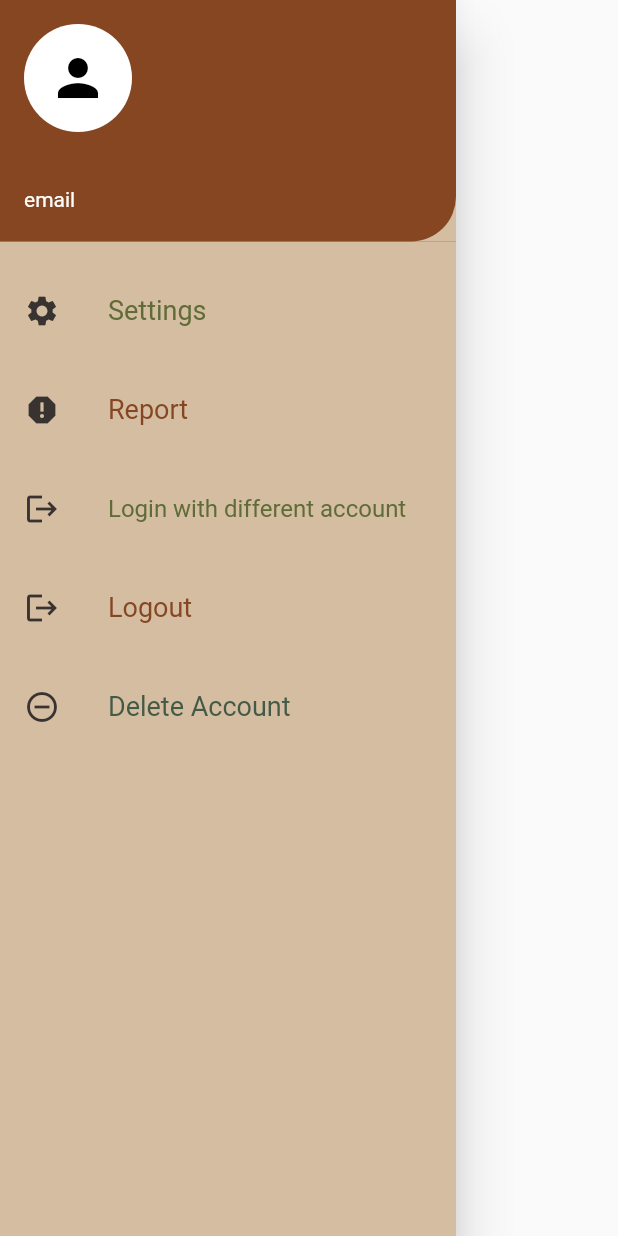
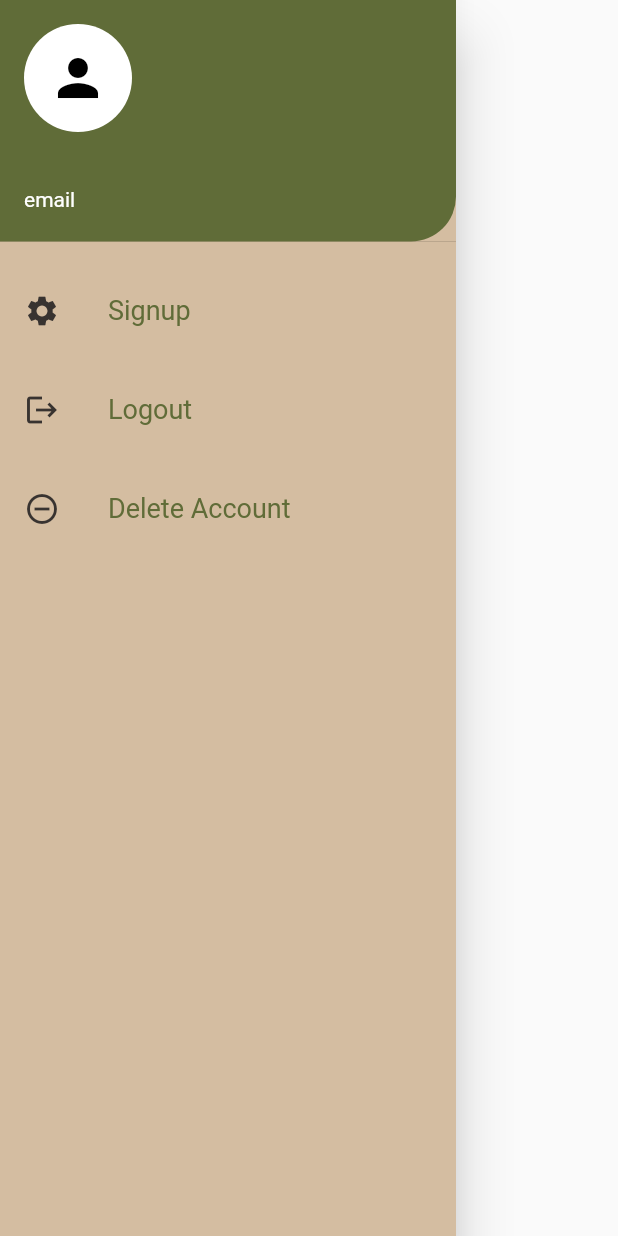
Before and after one commit to ARYANDARADE/Womens_App, a Flutter app: the Sidebar widget shown alone on an empty page, opened directly, after a tap on "Delete Account", on a phone screen of 412 x 824 dp. Run offline on Flutter 3.47's test engine with Material 2 defaults, Android fonts, the phone set to English and light mode, and no system bars; our stand-ins replace csv, curved_navigation_bar, dot_navigation_bar, dropdown_button2, firebase_auth, firebase_core and 9 more; missing offline and left inert: background_sms, floating_navigation_bar, flutter_dropdown, flutter_phone_direct_caller, horizontal_list_view; accounts and stored records are empty; network calls fail.

Commit message:
kuch toh kiya2

```diff
--- a/lib/sidebar.dart
+++ b/lib/sidebar.dart
@@ -36,14 +36,14 @@ class Sidebar extends StatelessWidget {
                     // topRight: Radius.circular(20.0),
                     bottomRight: Radius.circular(30.0),
                   ),
-                  color: Color(0xFF864622), // Set your desired background color here
+                  color: Color(0xFF606C38), // Set your desired background color here
                 ),
               ),
             ),
             SizedBox(height: 10),
             ListTile(
               leading: const Icon(Icons.settings, color: Color(0xFF383330)), // Change icon color to black
-              title: const Text('Settings',
+              title: const Text('Signup',
                 style: TextStyle(
                     color: Color(0xFF606C38),
                     fontSize: 18
@@ -56,39 +56,18 @@ class Sidebar extends StatelessWidget {
                 );
               },
             ),
+
             SizedBox(height: 10),
-            ListTile(
-              leading: const Icon(Icons.report, color: Color(0xFF383330)), // Change icon color to black
-              title: const Text('Report',
-                style: TextStyle(
-                    color: Color(0xFF864622),
-                    fontSize: 18
-                ),),
-              onTap: () {
-              },
-            ),
-            SizedBox(height: 10),
-            ListTile(
-              leading: const Icon(Icons.logout, color: Color(0xFF383330)), // Change icon color to black
-              title: const Text('Login with different account',
-                style: TextStyle(
-                    color: Color(0xFF606C38),
-                    fontSize: 16
-                ),),
-              onTap: ()  {
-                SignupScreen();
 
-              },
-            ),
-            SizedBox(height: 10),
             ListTile(
               leading: const Icon(Icons.logout, color: Color(0xFF383330)), // Change icon color to black
               title: const Text('Logout',
                 style: TextStyle(
-                    color: Color(0xFF864622),
+                    color: Color(0xFF606C38),
                     fontSize: 18
                 ),),
-              onTap: () {
+              onTap: () async {
+                await FirebaseAuth.instance.signOut();
                  // Close the drawer
               },
             ),
@@ -97,10 +76,23 @@ class Sidebar extends StatelessWidget {
               leading: const Icon(Icons.remove_circle_outline, color: Color(0xFF383330)), // Change icon color to black
               title: const Text('Delete Account',
                 style: TextStyle(
-                    color: Color(0xFF455947),
+                    color: Color(0xFF606C38),
                     fontSize: 18
                 ),),
-              onTap: () {
+              onTap: () async {
+                try {
+                  await FirebaseAuth.instance.currentUser!.delete();
+                } on FirebaseAuthException catch (e) {
+                  if (e.code == 'requires-recent-login') {
+                    ScaffoldMessenger.of(context).showSnackBar(
+                      const SnackBar(
+                        content: Text('You must reauthenticate before this operation can be executed.'),
+                      ),
+                    );
+                    print('The user must reauthenticate before this operation can be executed.');
+                  }
+                }
+
                 // try {
                 //   await FirebaseAuth.instance.currentUser!.delete();
                 // } on FirebaseAuthException catch (e) {
```
Also changed, not shown: lib/Location.dart (+0 -24 lines).
